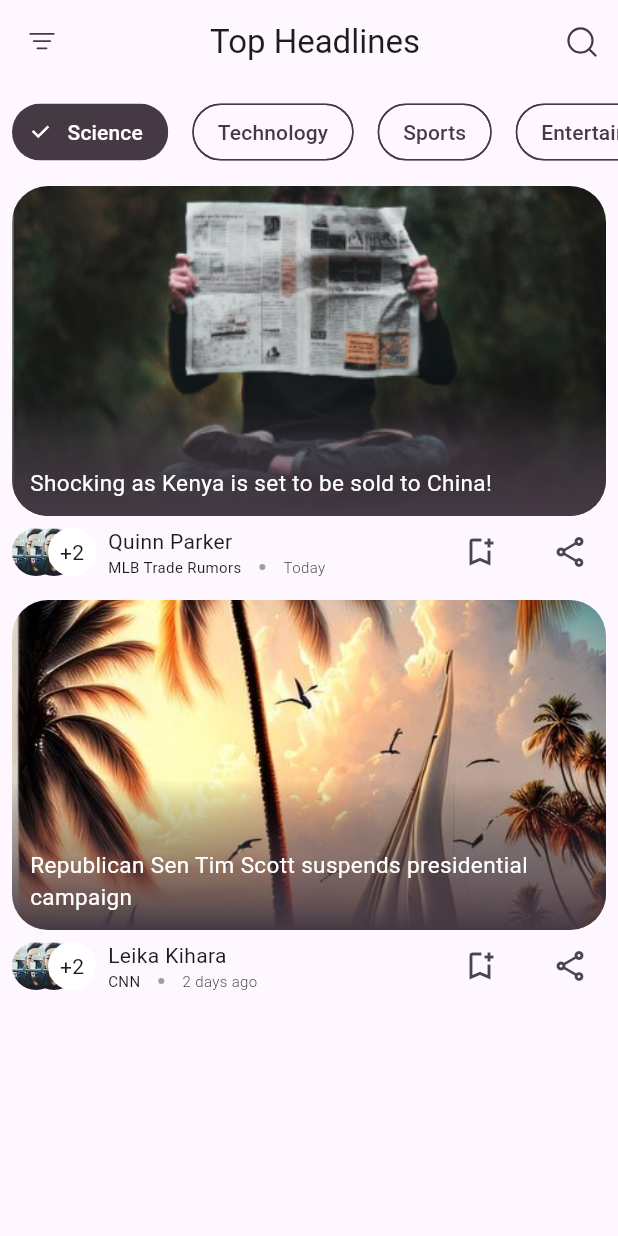
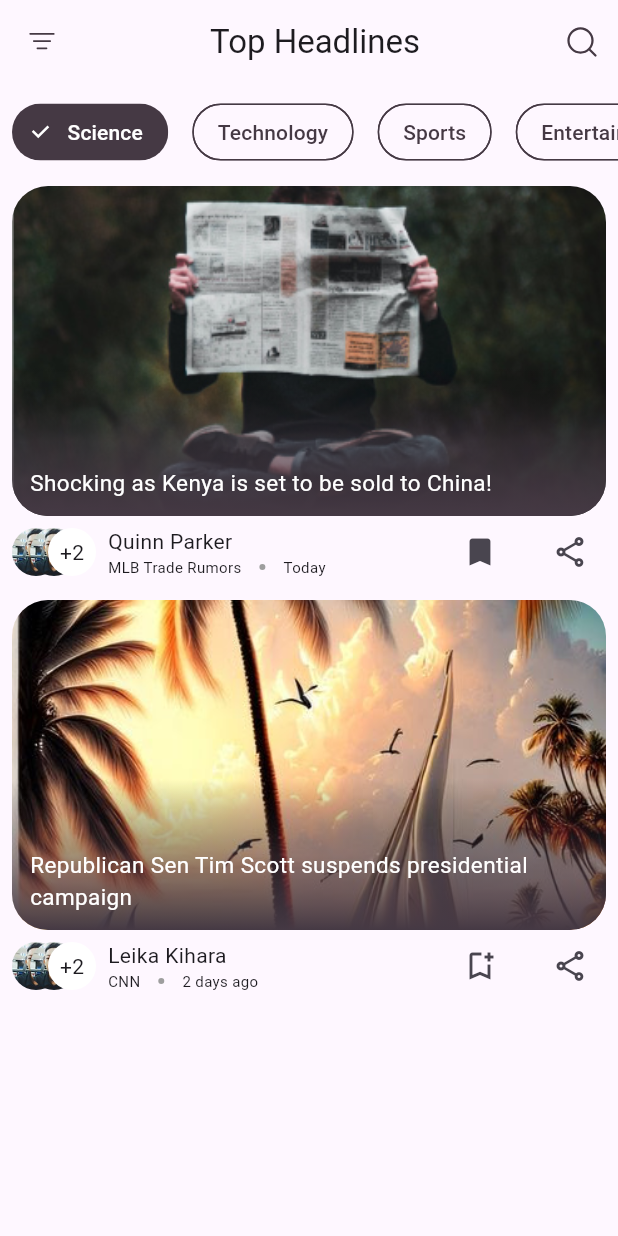
Before and after one commit to Ericgacoki/flutter_news, a Flutter app: the screen it shows after launch, on a phone screen of 412 x 824 dp. Run offline on Flutter 3.47's test engine with Material 3 defaults, Android fonts, the phone set to English and light mode, and no system bars; our stand-ins replace flutter_svg; missing offline and left inert: top_modal_sheet.

Commit message:
add bookmarked property

```diff
--- a/lib/components/news_item.dart
+++ b/lib/components/news_item.dart
@@ -3,6 +3,7 @@ import 'package:flutter/material.dart';
 class NewsItem extends StatelessWidget {
   const NewsItem(
       {super.key,
+      required this.isBookMarked,
       required this.imageUrl,
       required this.title,
       required this.source,
@@ -12,7 +13,7 @@ class NewsItem extends StatelessWidget {
   /// TODO: Use these fields after fetching the actual data
   final String imageUrl, title, source, publishedAt;
   final List<String> authors;
-  final bool isBookMarked = false;
+  final bool isBookMarked;
 
   @override
   Widget build(BuildContext context) {
@@ -132,6 +133,8 @@ class NewsItem extends StatelessWidget {
                         children: [
                           Text(
                             source,
+                            maxLines: 1,
+                            overflow: TextOverflow.ellipsis,
                             style: const TextStyle(
                                 fontSize: 10, fontWeight: FontWeight.w400),
                           ),
@@ -145,8 +148,10 @@ class NewsItem extends StatelessWidget {
                           const SizedBox(width: 12),
                           Text(
                             publishedAt,
+                            maxLines: 1,
+                            overflow: TextOverflow.ellipsis,
                             style: const TextStyle(
-                                fontSize: 10, fontWeight: FontWeight.w300),
+                                fontSize: 10, fontWeight: FontWeight.w400),
                           )
                         ],
                       )
@@ -162,7 +167,9 @@ class NewsItem extends StatelessWidget {
                       onPressed: () {
                         //TODO: Add/Remove news item to/from bookmarks
                       },
-                      icon: const Icon(Icons.bookmark_add_outlined)),
+                      icon: Icon(isBookMarked
+                          ? Icons.bookmark
+                          : Icons.bookmark_add_outlined)),
                   const SizedBox(width: 12),
                   IconButton(
                       onPressed: () {
```
